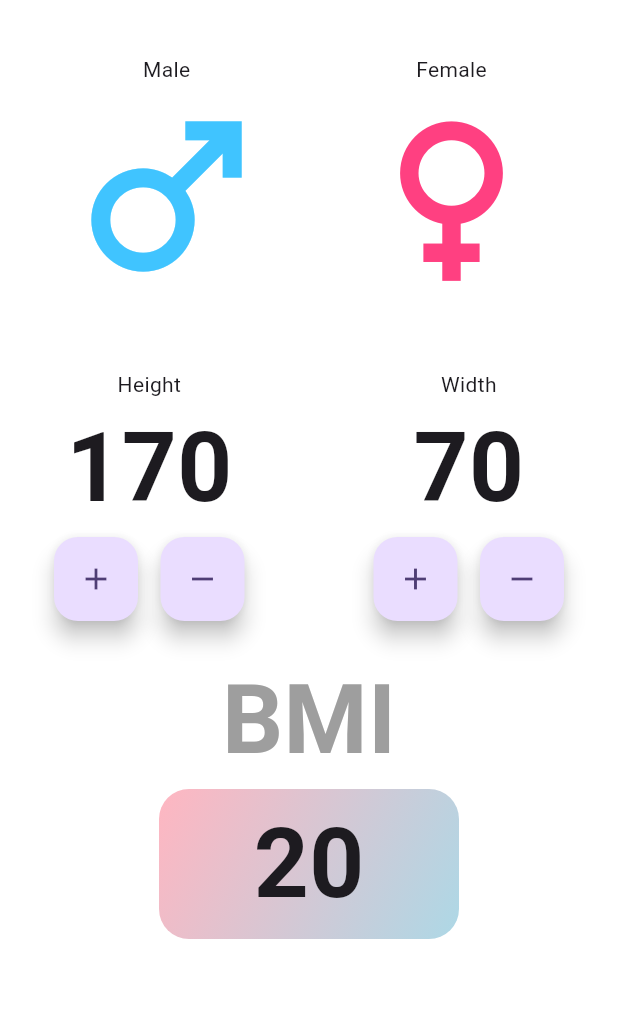
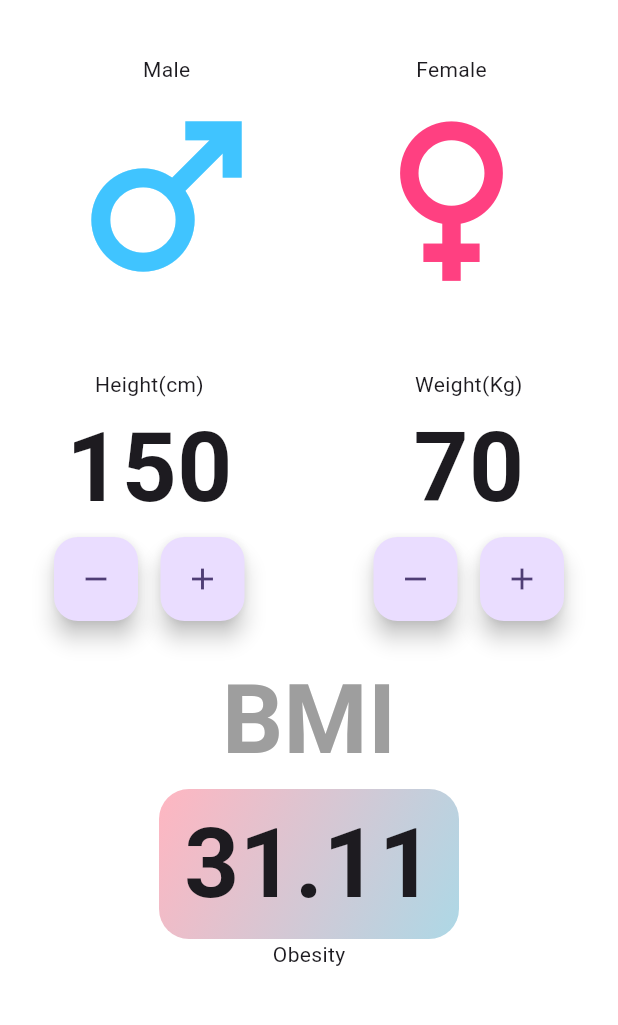
Before and after one commit to GayashanHansaja/BMI_calculator, a Flutter app: the screen it shows after launch, on a phone screen of 412 x 824 dp, the part 84-1109 px from its top. Run offline on Flutter 3.47's test engine with Material 3 defaults, Android fonts, the phone set to English and light mode, and no system bars.

Commit message:
optimized code colors add to const

```diff
--- /dev/null
+++ b/bmi_cal/lib/constant.dart
@@ -0,0 +1,3 @@
+import 'package:flutter/material.dart';
+
+const ktheme=[Color(0xFFFFB6C1), Color(0xFFADD8E6)];
--- a/bmi_cal/lib/main_page.dart
+++ b/bmi_cal/lib/main_page.dart
@@ -1,3 +1,4 @@
+import 'package:bmi_cal/constant.dart';
 import 'package:flutter/material.dart';
 
 class MainApp extends StatefulWidget {
@@ -8,15 +9,18 @@ class MainApp extends StatefulWidget {
 }
 
 class _MainAppState extends State<MainApp> {
+  int height = 150;
+  int weight = 70;
+  late double bmi = calculate(height: height, weight: weight);
   @override
   Widget build(BuildContext context) {
     return Scaffold(
-        appBar:AppBar(
+        appBar: AppBar(
           title: const Text('BMI Calculator'),
           flexibleSpace: Container(
             decoration: const BoxDecoration(
               gradient: LinearGradient(
-                colors: [Color(0xFFFFB6C1), Color(0xFFADD8E6)],
+                colors: ktheme,
                 begin: Alignment.centerLeft,
                 end: Alignment.centerRight,
               ),
@@ -29,14 +33,14 @@ class _MainAppState extends State<MainApp> {
             padding: const EdgeInsets.all(16.0),
             child: Column(
               children: [
-                Row(
-                 children:[
+                const Row(
+                  children: [
                     Padding(
-                      padding: const EdgeInsets.all(20.0),
-                      child:Center(
+                      padding: EdgeInsets.all(20.0),
+                      child: Center(
                         child: Column(
                           children: [
-                           Text("Male"),
+                            Text("Male"),
                             Icon(Icons.male,
                                 size: 150, color: Colors.lightBlueAccent),
                           ],
@@ -47,7 +51,7 @@ class _MainAppState extends State<MainApp> {
                     Padding(
                       padding: EdgeInsets.all(20.0),
                       child: Column(
-                        children:  [
+                        children: [
                           Text("Female"),
                           Icon(Icons.female,
                               size: 150, color: Colors.pinkAccent),
@@ -59,28 +63,45 @@ class _MainAppState extends State<MainApp> {
                 Row(
                   children: [
                     Padding(
-                      padding:EdgeInsets.all(20.0),
+                      padding: const EdgeInsets.all(20.0),
                       child: Center(
                         child: Column(
                           children: [
-                            const Text("Height"),
+                            const Text("Height(cm)"),
                             Text(
-                              "170",
-                              style: TextStyle(
+                              "$height",
+                              style: const TextStyle(
                                   fontSize: 64, fontWeight: FontWeight.bold),
                             ),
                             Row(
                               children: [
                                 FloatingActionButton(
-                                  onPressed: null,
-                                  child: Icon(Icons.add),
+                                  onPressed: () {
+                                    setState(() {
+                                      if (height >= 50) {
+                                        height--;
+                                        bmi = calculate(
+                                            height: height, weight: weight);
+                                      }
+                                    });
+                                    print(height);
+                                  },
+                                  child:const Icon(Icons.remove),
                                 ),
-                                SizedBox(
+                                const SizedBox(
                                   width: 15,
                                 ),
                                 FloatingActionButton(
-                                  onPressed: null,
-                                  child: Icon(Icons.remove),
+                                  onPressed: () {
+                                    setState(() {
+                                      if (height <= 300) {
+                                        height++;
+                                        bmi = calculate(
+                                            height: height, weight: weight);
+                                      }
+                                    });
+                                  },
+                                  child:const Icon(Icons.add),
                                 )
                               ],
                             )
@@ -88,29 +109,45 @@ class _MainAppState extends State<MainApp> {
                         ),
                       ),
                     ),
-                     Spacer(),
+                    const Spacer(),
                     Padding(
-                      padding:  EdgeInsets.all(20.0),
+                      padding: const EdgeInsets.all(20.0),
                       child: Column(
                         children: [
-                          Text("Width"),
+                          const Text("Weight(Kg)"),
                           Text(
-                            "70",
-                            style: TextStyle(
+                            "$weight",
+                            style: const TextStyle(
                                 fontSize: 64, fontWeight: FontWeight.bold),
                           ),
                           Row(
                             children: [
                               FloatingActionButton(
-                                onPressed: null,
-                                child: Icon(Icons.add),
+                                onPressed: () {
+                                  setState(() {
+                                    if (weight >= 10) {
+                                      weight--;
+                                      bmi = calculate(
+                                          height: height, weight: weight);
+                                    }
+                                  });
+                                },
+                                child: const Icon(Icons.remove),
                               ),
-                              SizedBox(
+                              const SizedBox(
                                 width: 15,
                               ),
                               FloatingActionButton(
-                                onPressed: null,
-                                child: Icon(Icons.remove),
+                                onPressed: () {
+                                  setState(() {
+                                    if (weight <= 500) {
+                                      weight++;
+                                      bmi = calculate(
+                                          height: height, weight: weight);
+                                    }
+                                  });
+                                },
+                                child:const Icon(Icons.add),
                               )
                             ],
                           )
@@ -119,7 +156,7 @@ class _MainAppState extends State<MainApp> {
                     )
                   ],
                 ),
-                Text(
+                const Text(
                   "BMI",
                   style: TextStyle(
                       color: Colors.grey,
@@ -130,24 +167,38 @@ class _MainAppState extends State<MainApp> {
                     width: 200,
                     height: 100,
                     decoration: BoxDecoration(
-                        gradient: LinearGradient(
-                          colors: [
-                            Color(0xFFFFB6C1),
-                            Color(0xFFADD8E6)
-                          ], // Updated gradient colors
+                        gradient: const LinearGradient(
+                          colors: ktheme, // Updated gradient colors
                           begin: Alignment.topLeft,
                           end: Alignment.bottomRight,
                         ),
                         borderRadius: BorderRadius.circular(20)),
                     child: Center(
                         child: Text(
-                      "20",
+                      "${bmi.toStringAsFixed(2)}",
                       style:
-                          TextStyle(fontSize: 64, fontWeight: FontWeight.bold),
+                          const TextStyle(fontSize: 64, fontWeight: FontWeight.bold),
                     ))),
+                Text(result(bmi))
               ],
             ),
           ),
         ));
   }
+
+  double calculate({required int height, required int weight}) {
+    return (weight / (height * height)) * 10000;
+  }
+
+  String result(double bmi) {
+    if (bmi < 18.5) {
+      return 'Underweight';
+    } else if (bmi >= 18.5 && bmi < 24.9) {
+      return "Normal weight";
+    } else if (bmi >= 25 && bmi < 29.9) {
+      return "Overweight";
+    } else {
+      return "Obesity";
+    }
+  }
 }
```
